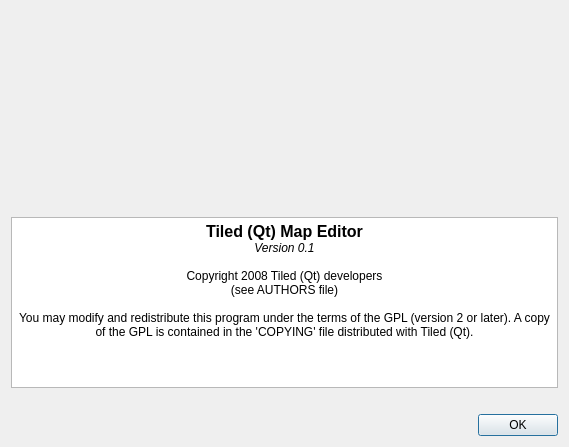
This is src/aboutdialog.ui in mapeditor/tiled as Qt 5 draws it before an edit. The edited form follows.
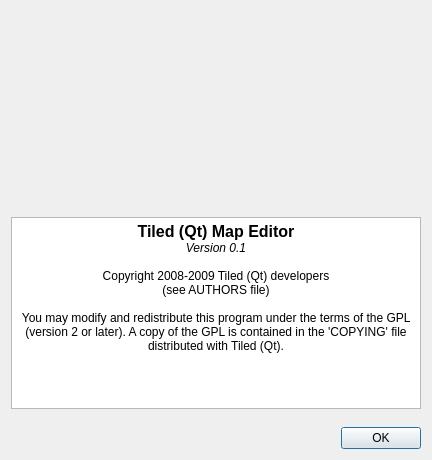
This is the edited form. Icons and pictures are not drawn.

Commit message:
Made the About dialog a bit smaller
I just reduced the size hints of some spacers. Also got rid of the
warning about unused parameter by not marking the main window title as
untranslatable.

```diff
--- a/src/aboutdialog.ui
+++ b/src/aboutdialog.ui
@@ -1,12 +1,12 @@
 <ui version="4.0" >
  <class>AboutDialog</class>
- <widget class="QDialog" name="AboutDialog" >
-  <property name="geometry" >
+ <widget class="QDialog" name="AboutDialog">
+  <property name="geometry">
    <rect>
     <x>0</x>
     <y>0</y>
-    <width>569</width>
-    <height>447</height>
+    <width>432</width>
+    <height>460</height>
    </rect>
   </property>
   <property name="windowTitle" >
@@ -23,9 +23,9 @@
        <property name="orientation" >
         <enum>Qt::Horizontal</enum>
        </property>
-       <property name="sizeHint" stdset="0" >
+       <property name="sizeHint" stdset="0">
         <size>
-         <width>40</width>
+         <width>0</width>
          <height>20</height>
         </size>
        </property>
@@ -52,9 +52,9 @@
        <property name="orientation" >
         <enum>Qt::Horizontal</enum>
        </property>
-       <property name="sizeHint" stdset="0" >
+       <property name="sizeHint" stdset="0">
         <size>
-         <width>40</width>
+         <width>0</width>
          <height>20</height>
         </size>
        </property>
@@ -63,19 +63,19 @@
     </layout>
    </item>
    <item>
-    <widget class="QTextBrowser" name="textBrowser" >
-     <property name="html" >
-      <string>&lt;!DOCTYPE HTML PUBLIC "-//W3C//DTD HTML 4.0//EN" "http://www.w3.org/TR/REC-html40/strict.dtd">
-&lt;html>&lt;head>&lt;meta name="qrichtext" content="1" />&lt;style type="text/css">
+    <widget class="QTextBrowser" name="textBrowser">
+     <property name="html">
+      <string>&lt;!DOCTYPE HTML PUBLIC &quot;-//W3C//DTD HTML 4.0//EN&quot; &quot;http://www.w3.org/TR/REC-html40/strict.dtd&quot;&gt;
+&lt;html&gt;&lt;head&gt;&lt;meta name=&quot;qrichtext&quot; content=&quot;1&quot; /&gt;&lt;style type=&quot;text/css&quot;&gt;
 p, li { white-space: pre-wrap; }
-&lt;/style>&lt;/head>&lt;body style=" font-family:'DejaVu Sans'; font-size:9pt; font-weight:400; font-style:normal;">
-&lt;p align="center" style=" margin-top:0px; margin-bottom:0px; margin-left:0px; margin-right:0px; -qt-block-indent:0; text-indent:0px;">&lt;span style=" font-size:12pt; font-weight:600;">Tiled (Qt) Map Editor&lt;/span>&lt;/p>
-&lt;p align="center" style=" margin-top:0px; margin-bottom:0px; margin-left:0px; margin-right:0px; -qt-block-indent:0; text-indent:0px;">&lt;span style=" font-style:italic;">Version 0.1&lt;/span>&lt;/p>
-&lt;p align="center" style="-qt-paragraph-type:empty; margin-top:0px; margin-bottom:0px; margin-left:0px; margin-right:0px; -qt-block-indent:0; text-indent:0px;">&lt;/p>
-&lt;p align="center" style=" margin-top:0px; margin-bottom:0px; margin-left:0px; margin-right:0px; -qt-block-indent:0; text-indent:0px;">Copyright 2008 Tiled (Qt) developers&lt;/p>
-&lt;p align="center" style=" margin-top:0px; margin-bottom:0px; margin-left:0px; margin-right:0px; -qt-block-indent:0; text-indent:0px;">(see AUTHORS file)&lt;/p>
-&lt;p align="center" style="-qt-paragraph-type:empty; margin-top:0px; margin-bottom:0px; margin-left:0px; margin-right:0px; -qt-block-indent:0; text-indent:0px;">&lt;/p>
-&lt;p align="center" style=" margin-top:0px; margin-bottom:0px; margin-left:0px; margin-right:0px; -qt-block-indent:0; text-indent:0px;">You may modify and redistribute this program under the terms of the GPL (version 2 or later). A copy of the GPL is contained in the 'COPYING' file distributed with Tiled (Qt).&lt;/p>&lt;/body>&lt;/html></string>
+&lt;/style&gt;&lt;/head&gt;&lt;body style=&quot; font-family:'Sans'; font-size:10pt; font-weight:400; font-style:normal;&quot;&gt;
+&lt;p align=&quot;center&quot; style=&quot; margin-top:0px; margin-bottom:0px; margin-left:0px; margin-right:0px; -qt-block-indent:0; text-indent:0px;&quot;&gt;&lt;span style=&quot; font-family:'DejaVu Sans'; font-size:12pt; font-weight:600;&quot;&gt;Tiled (Qt) Map Editor&lt;/span&gt;&lt;/p&gt;
+&lt;p align=&quot;center&quot; style=&quot; margin-top:0px; margin-bottom:0px; margin-left:0px; margin-right:0px; -qt-block-indent:0; text-indent:0px;&quot;&gt;&lt;span style=&quot; font-family:'DejaVu Sans'; font-size:9pt; font-style:italic;&quot;&gt;Version 0.1&lt;/span&gt;&lt;/p&gt;
+&lt;p align=&quot;center&quot; style=&quot;-qt-paragraph-type:empty; margin-top:0px; margin-bottom:0px; margin-left:0px; margin-right:0px; -qt-block-indent:0; text-indent:0px; font-family:'DejaVu Sans'; font-size:9pt;&quot;&gt;&lt;/p&gt;
+&lt;p align=&quot;center&quot; style=&quot; margin-top:0px; margin-bottom:0px; margin-left:0px; margin-right:0px; -qt-block-indent:0; text-indent:0px;&quot;&gt;&lt;span style=&quot; font-family:'DejaVu Sans'; font-size:9pt;&quot;&gt;Copyright 2008-2009 Tiled (Qt) developers&lt;/span&gt;&lt;/p&gt;
+&lt;p align=&quot;center&quot; style=&quot; margin-top:0px; margin-bottom:0px; margin-left:0px; margin-right:0px; -qt-block-indent:0; text-indent:0px;&quot;&gt;&lt;span style=&quot; font-family:'DejaVu Sans'; font-size:9pt;&quot;&gt;(see AUTHORS file)&lt;/span&gt;&lt;/p&gt;
+&lt;p align=&quot;center&quot; style=&quot;-qt-paragraph-type:empty; margin-top:0px; margin-bottom:0px; margin-left:0px; margin-right:0px; -qt-block-indent:0; text-indent:0px; font-family:'DejaVu Sans'; font-size:9pt;&quot;&gt;&lt;/p&gt;
+&lt;p align=&quot;center&quot; style=&quot; margin-top:0px; margin-bottom:0px; margin-left:0px; margin-right:0px; -qt-block-indent:0; text-indent:0px;&quot;&gt;&lt;span style=&quot; font-family:'DejaVu Sans'; font-size:9pt;&quot;&gt;You may modify and redistribute this program under the terms of the GPL (version 2 or later). A copy of the GPL is contained in the 'COPYING' file distributed with Tiled (Qt).&lt;/span&gt;&lt;/p&gt;&lt;/body&gt;&lt;/html&gt;</string>
      </property>
     </widget>
    </item>
@@ -84,10 +84,10 @@
      <property name="orientation" >
       <enum>Qt::Vertical</enum>
      </property>
-     <property name="sizeHint" stdset="0" >
+     <property name="sizeHint" stdset="0">
       <size>
        <width>20</width>
-       <height>40</height>
+       <height>0</height>
       </size>
      </property>
     </spacer>
```
Left out of the diff: 55 changed lines with no effect on the pictures. The commit also changes 3 other files.
